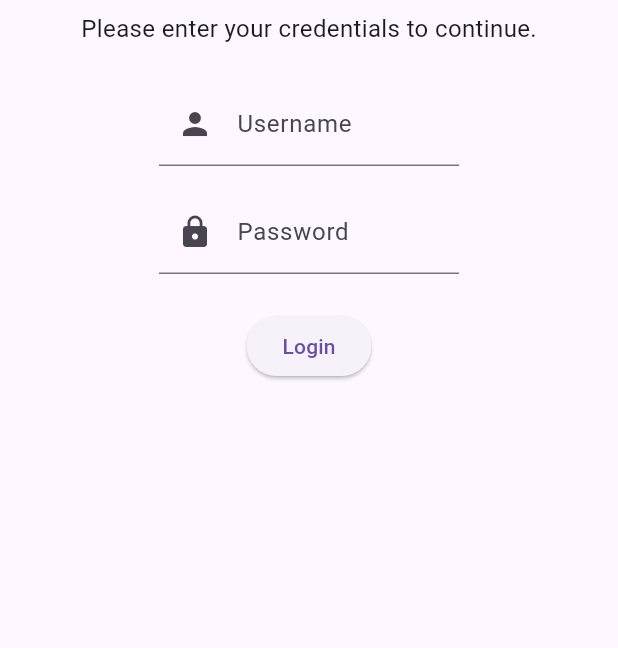
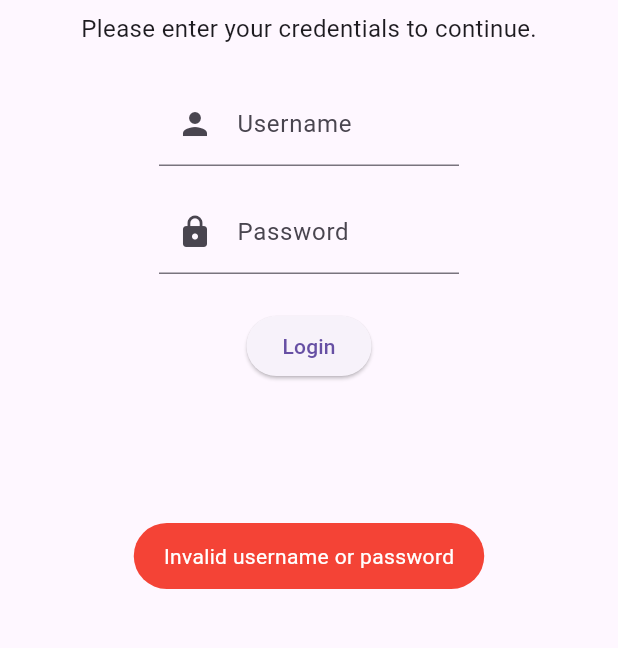
Before and after one commit to ViniciusPradoV/my_weather_flutter, a Flutter app: the screen it shows after launch, after a tap on "Login", on a phone screen of 412 x 824 dp, the part 551-1199 px from its top. Run offline on Flutter 3.47's test engine with Material 3 defaults, Android fonts, the phone set to English and light mode, and no system bars; our stand-ins replace fluttertoast, font_awesome_flutter, geocoding, get_it, google_maps_flutter, shared_preferences; network calls fail.

Commit message:
refactor(screens): creating screens folder and extracting pertinente classes to their files

```diff
--- a/my_weather/lib/main.dart
+++ b/my_weather/lib/main.dart
@@ -1,6 +1,8 @@
 import 'package:flutter/material.dart';
 import 'package:font_awesome_flutter/font_awesome_flutter.dart';
 import 'package:get_it/get_it.dart';
+import 'package:my_weather/screens/login_screen.dart';
+import 'package:my_weather/screens/weather_screen.dart';
 import 'package:my_weather/services/auth.service.dart';
 import 'package:my_weather/services/dependencies_module.dart';
 import 'package:my_weather/services/weather.service.dart';
@@ -23,200 +25,3 @@ class MyApp extends StatelessWidget {
     );
   }
 }
-
-class AuthWrapper extends StatefulWidget {
-  const AuthWrapper({Key? key}) : super(key: key);
-
-  @override
-  AuthWrapperState createState() => AuthWrapperState();
-}
-
-class AuthWrapperState extends State<AuthWrapper> {
-  final AuthService authService = GetIt.instance<AuthService>();
-  bool isLoggedIn = false;
-
-  @override
-  void initState() {
-    super.initState();
-    setupSharedPreferences();
-  }
-
-  Future<void> setupSharedPreferences() async {
-    final isLoggedIn = await authService.checkLoginStatus();
-    setState(() {
-      this.isLoggedIn = isLoggedIn;
-    });
-  }
-
-  @override
-  Widget build(BuildContext context) {
-    return isLoggedIn ? WeatherScreen() : LoginScreen();
-  }
-}
-
-class WeatherScreen extends StatelessWidget {
-  WeatherScreen();
-
-  @override
-  Widget build(BuildContext context) {
-    return Scaffold(
-      appBar: AppBar(
-        title: const Text('My Weather App'),
-        backgroundColor: Colors.blue,
-      ),
-      body: Center(
-        child: FutureBuilder<Map<String, dynamic>>(
-          future: GetIt.instance<WeatherService>().fetchWeatherData(),
-          builder: (context, snapshot) {
-            if (snapshot.connectionState == ConnectionState.waiting) {
-              return const CircularProgressIndicator(
-                color: Colors.blue,
-              );
-            } else if (snapshot.hasError) {
-              return const Text(
-                'Error loading weather data',
-                style: TextStyle(
-                  fontSize: 18,
-                  color: Colors.red,
-                ),
-              );
-            } else {
-              final currentTemperature =
-                  snapshot.data?['current']['temperature_2m'];
-              final windSpeed = snapshot.data?['current']['wind_speed_10m'];
-
-              return Column(
-                mainAxisAlignment: MainAxisAlignment.center,
-                children: [
-                  const Text(
-                    'Current Weather',
-                    style: TextStyle(
-                      fontSize: 24,
-                      fontWeight: FontWeight.bold,
-                      color: Colors.black,
-                    ),
-                  ),
-                  SizedBox(height: 16),
-                  Row(
-                    mainAxisAlignment: MainAxisAlignment.center,
-                    children: [
-                      const FaIcon(
-                        FontAwesomeIcons.thermometer,
-                        size: 24,
-                        color: Colors.blue,
-                      ),
-                      const SizedBox(width: 8),
-                      Text(
-                        '$currentTemperature°C',
-                        style: TextStyle(
-                          fontSize: 36,
-                          color: Colors.blue,
-                        ),
-                      ),
-                    ],
-                  ),
-                  SizedBox(height: 8),
-                  Row(
-                    mainAxisAlignment: MainAxisAlignment.center,
-                    children: [
-                      const FaIcon(
-                        FontAwesomeIcons.wind,
-                        size: 24,
-                        color: Colors.grey,
-                      ),
-                      SizedBox(width: 8),
-                      Text(
-                        'Wind speed: $windSpeed km/h',
-                        style: TextStyle(
-                          fontSize: 18,
-                          color: Colors.grey,
-                        ),
-                      ),
-                    ],
-                  ),
-                ],
-              );
-            }
-          },
-        ),
-      ),
-    );
-  }
-}
-
-class LoginScreen extends StatelessWidget {
-  final AuthService authService = GetIt.instance<AuthService>();
-
-  LoginScreen({super.key});
-
-  @override
-  Widget build(BuildContext context) {
-    final TextEditingController _usernameController = TextEditingController();
-    final TextEditingController _passwordController = TextEditingController();
-
-    return Scaffold(
-      appBar: AppBar(title: const Text('Login')),
-      body: Center(
-        child: Column(
-          mainAxisAlignment: MainAxisAlignment.center,
-          children: [
-            Icon(
-              Icons.wb_sunny,
-              size: 64,
-              color: Colors.yellow,
-            ),
-            const SizedBox(height: 16),
-            Text(
-              'Welcome to My Weather Login!',
-              style: TextStyle(fontSize: 20, fontWeight: FontWeight.bold),
-            ),
-            const SizedBox(height: 8),
-            Text(
-              'Please enter your credentials to continue.',
-              style: TextStyle(fontSize: 16),
-            ),
-            const SizedBox(height: 24),
-            Container(
-              width: 200,
-              child: TextFormField(
-                controller: _usernameController,
-                decoration: InputDecoration(
-                  labelText: 'Username',
-                  prefixIcon: Icon(Icons.person),
-                ),
-              ),
-            ),
-            const SizedBox(height: 16),
-            Container(
-              width: 200,
-              child: TextFormField(
-                controller: _passwordController,
-                obscureText: true,
-                decoration: InputDecoration(
-                  labelText: 'Password',
-                  prefixIcon: Icon(Icons.lock),
-                ),
-              ),
-            ),
-            const SizedBox(height: 24),
-            ElevatedButton(
-              onPressed: () async {
-                final success = await authService.login(
-                    _usernameController.text, _passwordController.text);
-                if (success) {
-                  Navigator.push(
-                    context,
-                    MaterialPageRoute(builder: (context) => WeatherScreen()),
-                  );
-                } else {
-                  print('Invalid username or password');
-                }
-              },
-              child: Text('Login'),
-            ),
-          ],
-        ),
-      ),
-    );
-  }
-}
--- /dev/null
+++ b/my_weather/lib/screens/login_screen.dart
@@ -0,0 +1,96 @@
+import 'package:flutter/material.dart';
+import 'package:get_it/get_it.dart';
+import 'package:my_weather/screens/weather_screen.dart';
+import 'package:my_weather/services/auth.service.dart';
+import 'package:fluttertoast/fluttertoast.dart';
+
+class LoginScreen extends StatelessWidget {
+  final AuthService authService = GetIt.instance<AuthService>();
+
+  LoginScreen({super.key});
+
+  @override
+  Widget build(BuildContext context) {
+    final TextEditingController usernameController = TextEditingController();
+    final TextEditingController passwordController = TextEditingController();
+
+    return Scaffold(
+      appBar: AppBar(title: const Text('Login')),
+      body: Center(
+        child: Column(
+          mainAxisAlignment: MainAxisAlignment.center,
+          children: [
+            Icon(
+              Icons.wb_sunny,
+              size: 64,
+              color: Colors.yellow,
+            ),
+            const SizedBox(height: 16),
+            Text(
+              'Welcome to My Weather Login!',
+              style: TextStyle(fontSize: 20, fontWeight: FontWeight.bold),
+            ),
+            const SizedBox(height: 8),
+            Text(
+              'Please enter your credentials to continue.',
+              style: TextStyle(fontSize: 16),
+            ),
+            const SizedBox(height: 24),
+            Container(
+              width: 200,
+              child: TextFormField(
+                controller: usernameController,
+                decoration: InputDecoration(
+                  labelText: 'Username',
+                  prefixIcon: Icon(Icons.person),
+                ),
+              ),
+            ),
+            const SizedBox(height: 16),
+            Container(
+              width: 200,
+              child: TextFormField(
+                controller: passwordController,
+                obscureText: true,
+                decoration: InputDecoration(
+                  labelText: 'Password',
+                  prefixIcon: Icon(Icons.lock),
+                ),
+              ),
+            ),
+            const SizedBox(height: 24),
+            ElevatedButton(
+              onPressed: () async {
+                final success = await authService.login(
+                    usernameController.text, passwordController.text);
+                if (success) {
+                  Fluttertoast.showToast(
+                    msg: 'Login successful!',
+                    toastLength: Toast.LENGTH_SHORT,
+                    gravity: ToastGravity.BOTTOM,
+                    backgroundColor: Colors.green,
+                    textColor: Colors.white,
+                  );
+
+                  Navigator.push(
+                    context,
+                    MaterialPageRoute(builder: (context) => WeatherScreen()),
+                  );
+                } else {
+                  Fluttertoast.showToast(
+                    msg: 'Invalid username or password',
+                    toastLength: Toast.LENGTH_SHORT,
+                    gravity: ToastGravity.BOTTOM,
+                    backgroundColor: Colors.red,
+                    textColor: Colors.white,
+                  );
+                }
+              },
+              child: Text('Login'),
+            ),
+          ],
+        ),
+      ),
+    );
+  }
+}
--- a/my_weather/lib/services/auth.service.dart
+++ b/my_weather/lib/services/auth.service.dart
@@ -3,7 +3,7 @@ import 'package:shared_preferences/shared_preferences.dart';
 
 class AuthService {
   Future<bool> login(String username, String password) async {
-    if (username == 'Olly Olly' && password == '123456') {
+    if (username != '' && password != '') {
       final prefs = GetIt.instance<SharedPreferences>();
       await prefs.setString('auth_token', 'your_token_here');
       return true;
--- a/my_weather/lib/services/geocoding.service.dart
+++ b/my_weather/lib/services/geocoding.service.dart
@@ -13,9 +13,7 @@ class GeocodingService extends GeocodingPlatform {
     try {
       final approximateCoordinates = await getApproximateCoordinates(ipAddress);
 
-      final refinedCoordinates = null;
-
-      return refinedCoordinates ?? approximateCoordinates;
+      return approximateCoordinates;
     } catch (e) {
       print('Error fetching coordinates: $e');
       return null;
@@ -24,7 +22,7 @@ class GeocodingService extends GeocodingPlatform {
 
   Future<LatLng?> getApproximateCoordinates(String ipAddress) async {
     try {
-      final apiKey = '2c5525575c1946ad9fad47e296e71bb4';
+      const apiKey = '2c5525575c1946ad9fad47e296e71bb4';
       final response = await http.get(Uri.parse(
           'https://api.ipgeolocation.io/ipgeo?apiKey=$apiKey&ip=$ipAddress'));
 
--- a/my_weather/lib/services/weather.service.dart
+++ b/my_weather/lib/services/weather.service.dart
@@ -23,7 +23,7 @@ class WeatherService {
         final longitude = data['longitude'] as double;
 
         final weatherResponse = await http.get(Uri.parse(
-            'https://api.open-meteo.com/v1/forecast?latitude=${latitude}&longitude=${longitude}&current=temperature_2m,wind_speed_10m&hourly=temperature_2m,relative_humidity_2m,wind_speed_10m'));
+            'https://api.open-meteo.com/v1/forecast?latitude=$latitude&longitude=$longitude&current=temperature_2m,wind_speed_10m,relative_humidity_2m'));
 
         if (weatherResponse.statusCode == 200) {
           return json.decode(weatherResponse.body);
--- a/my_weather/pubspec.yaml
+++ b/my_weather/pubspec.yaml
@@ -35,6 +35,7 @@ dependencies:
   google_maps_flutter:
   get_it:
   font_awesome_flutter:
+  fluttertoast:
 
 
   # The following adds the Cupertino Icons font to your application.
```
Also changed, not shown: my_weather/lib/screens/weather_screen.dart (added, +125 -0 lines), my_weather/pubspec.lock, 2 other files.
